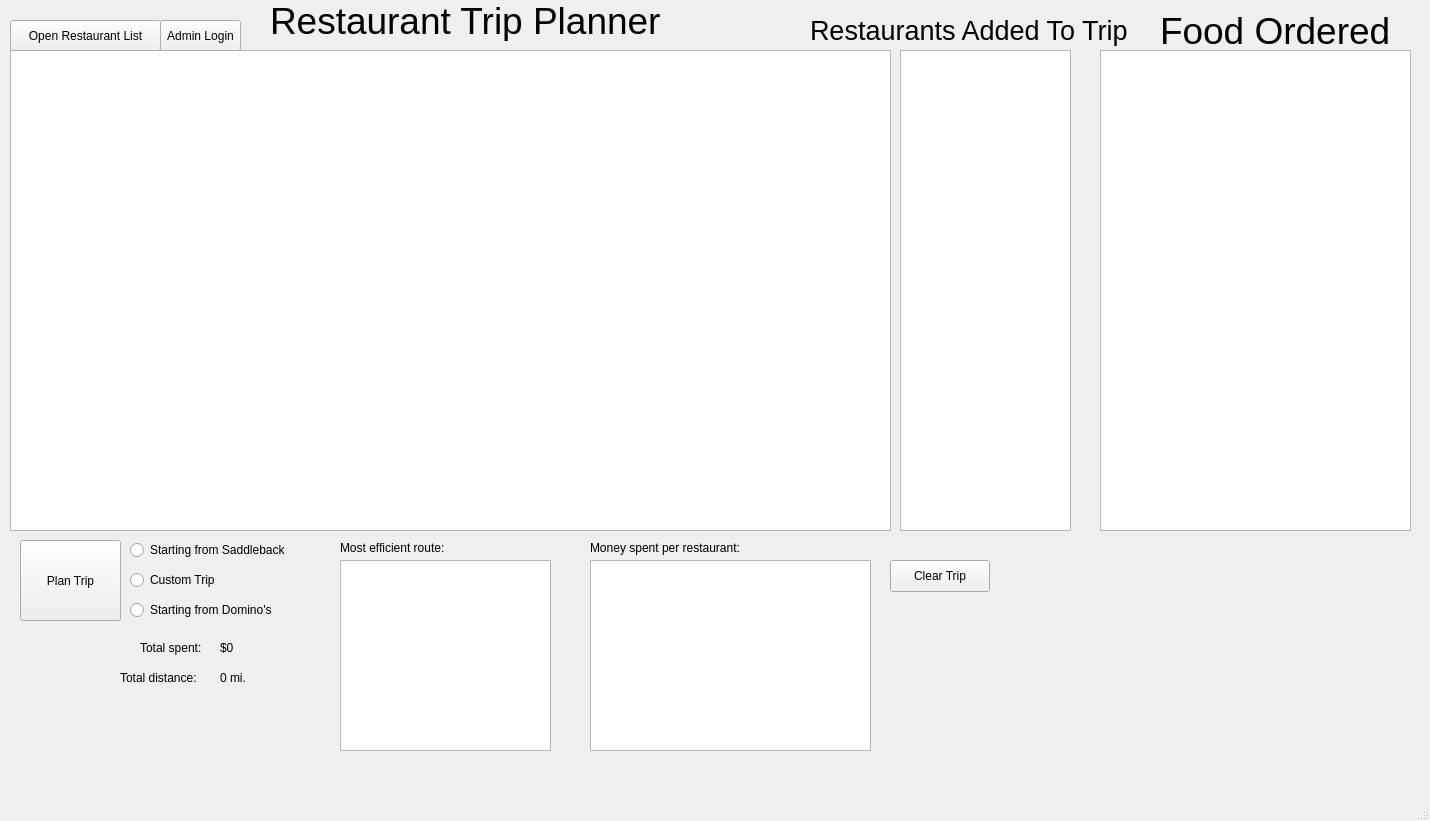
Old version of the form mainwindow.ui in the repository ismailperachaprogramming/Food-Fantasy.
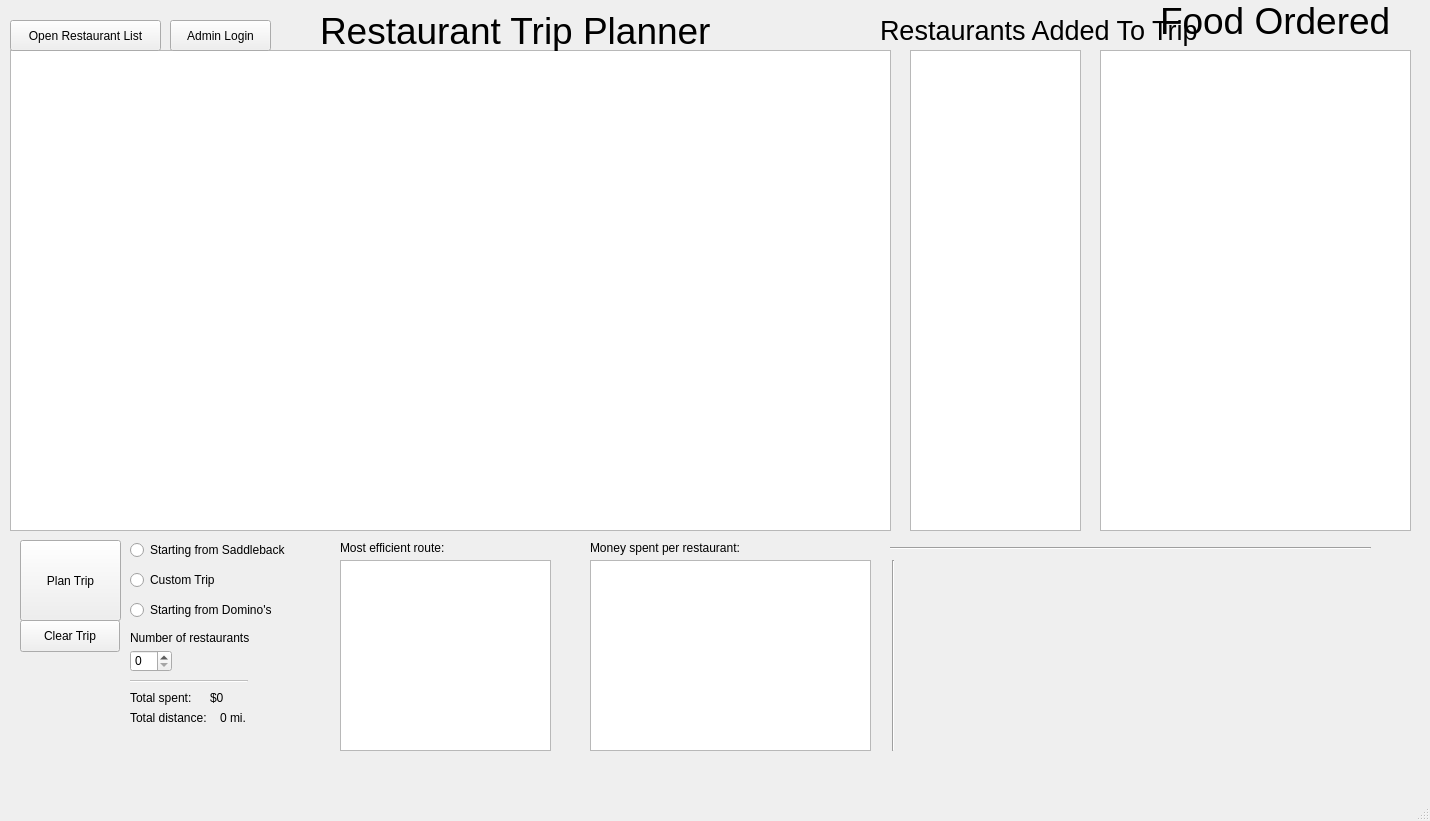
New version of the form.

Diff of the .ui file:
```diff
--- a/mainwindow.ui
+++ b/mainwindow.ui
@@ -79,7 +79,7 @@
    <widget class="QListWidget" name="customList">
     <property name="geometry">
      <rect>
-      <x>900</x>
+      <x>910</x>
       <y>50</y>
       <width>171</width>
       <height>481</height>
@@ -89,8 +89,8 @@
    <widget class="QLabel" name="totalLabel">
     <property name="geometry">
      <rect>
-      <x>270</x>
-      <y>0</y>
+      <x>320</x>
+      <y>10</y>
       <width>391</width>
       <height>41</height>
      </rect>
@@ -107,7 +107,7 @@
    <widget class="QLabel" name="customLabel">
     <property name="geometry">
      <rect>
-      <x>810</x>
+      <x>880</x>
       <y>10</y>
       <width>321</width>
       <height>41</height>
@@ -136,7 +136,7 @@
     <property name="geometry">
      <rect>
       <x>1160</x>
-      <y>10</y>
+      <y>0</y>
       <width>241</width>
       <height>41</height>
      </rect>
@@ -176,8 +176,8 @@
    <widget class="QLabel" name="label_2">
     <property name="geometry">
      <rect>
-      <x>140</x>
-      <y>640</y>
+      <x>130</x>
+      <y>690</y>
       <width>81</width>
       <height>16</height>
      </rect>
@@ -189,8 +189,8 @@
    <widget class="QLabel" name="totalSpentLabel">
     <property name="geometry">
      <rect>
-      <x>220</x>
-      <y>640</y>
+      <x>210</x>
+      <y>690</y>
       <width>58</width>
       <height>16</height>
      </rect>
@@ -225,8 +225,8 @@
    <widget class="QLabel" name="label_4">
     <property name="geometry">
      <rect>
-      <x>120</x>
-      <y>670</y>
+      <x>130</x>
+      <y>710</y>
       <width>91</width>
       <height>16</height>
      </rect>
@@ -239,7 +239,7 @@
     <property name="geometry">
      <rect>
       <x>220</x>
-      <y>670</y>
+      <y>710</y>
       <width>58</width>
       <height>16</height>
      </rect>
@@ -264,8 +264,8 @@
    <widget class="QPushButton" name="clearButton">
     <property name="geometry">
      <rect>
-      <x>890</x>
-      <y>560</y>
+      <x>20</x>
+      <y>620</y>
       <width>100</width>
       <height>32</height>
      </rect>
@@ -277,9 +277,9 @@
    <widget class="QPushButton" name="pushButton">
     <property name="geometry">
      <rect>
-      <x>160</x>
+      <x>170</x>
       <y>20</y>
-      <width>81</width>
+      <width>101</width>
       <height>31</height>
      </rect>
     </property>
@@ -287,6 +287,648 @@
      <string>Admin Login</string>
     </property>
    </widget>
+   <widget class="QSpinBox" name="numRestaurants">
+    <property name="geometry">
+     <rect>
+      <x>130</x>
+      <y>650</y>
+      <width>42</width>
+      <height>22</height>
+     </rect>
+    </property>
+    <property name="maximum">
+     <number>11</number>
+    </property>
+   </widget>
+   <widget class="QLabel" name="label_5">
+    <property name="geometry">
+     <rect>
+      <x>130</x>
+      <y>630</y>
+      <width>161</width>
+      <height>16</height>
+     </rect>
+    </property>
+    <property name="text">
+     <string>Number of restaurants</string>
+    </property>
+   </widget>
+   <widget class="Line" name="line">
+    <property name="geometry">
+     <rect>
+      <x>130</x>
+      <y>680</y>
+      <width>118</width>
+      <height>3</height>
+     </rect>
+    </property>
+    <property name="palette">
+     <palette>
+      <active>
+       <colorrole role="WindowText">
+        <brush brushstyle="SolidPattern">
+         <color alpha="216">
+          <red>0</red>
+          <green>0</green>
+          <blue>0</blue>
+         </color>
+        </brush>
+       </colorrole>
+       <colorrole role="Button">
+        <brush brushstyle="SolidPattern">
+         <color alpha="255">
+          <red>236</red>
+          <green>236</green>
+          <blue>236</blue>
+         </color>
+        </brush>
+       </colorrole>
+       <colorrole role="Light">
+        <brush brushstyle="SolidPattern">
+         <color alpha="255">
+          <red>255</red>
+          <green>255</green>
+          <blue>255</blue>
+         </color>
+        </brush>
+       </colorrole>
+       <colorrole role="Midlight">
+        <brush brushstyle="SolidPattern">
+         <color alpha="255">
+          <red>245</red>
+          <green>245</green>
+          <blue>245</blue>
+         </color>
+        </brush>
+       </colorrole>
+       <colorrole role="Dark">
+        <brush brushstyle="SolidPattern">
+         <color alpha="255">
+          <red>191</red>
+          <green>191</green>
+          <blue>191</blue>
+         </color>
+        </brush>
+       </colorrole>
+       <colorrole role="Mid">
+        <brush brushstyle="SolidPattern">
+         <color alpha="255">
+          <red>169</red>
+          <green>169</green>
+          <blue>169</blue>
+         </color>
+        </brush>
+       </colorrole>
+       <colorrole role="Text">
+        <brush brushstyle="SolidPattern">
+         <color alpha="216">
+          <red>0</red>
+          <green>0</green>
+          <blue>0</blue>
+         </color>
+        </brush>
+       </colorrole>
+       <colorrole role="BrightText">
+        <brush brushstyle="SolidPattern">
+         <color alpha="255">
+          <red>255</red>
+          <green>255</green>
+          <blue>255</blue>
+         </color>
+        </brush>
+       </colorrole>
+       <colorrole role="ButtonText">
+        <brush brushstyle="SolidPattern">
+         <color alpha="216">
+          <red>0</red>
+          <green>0</green>
+          <blue>0</blue>
+         </color>
+        </brush>
+       </colorrole>
+       <colorrole role="Base">
+        <brush brushstyle="SolidPattern">
+         <color alpha="255">
+          <red>255</red>
+          <green>255</green>
+          <blue>255</blue>
+         </color>
+        </brush>
+       </colorrole>
+       <colorrole role="Window">
+        <brush brushstyle="SolidPattern">
+         <color alpha="255">
+          <red>236</red>
+          <green>236</green>
+          <blue>236</blue>
+         </color>
+        </brush>
+       </colorrole>
+       <colorrole role="Shadow">
+        <brush brushstyle="SolidPattern">
+         <color alpha="255">
+          <red>0</red>
+          <green>0</green>
+          <blue>0</blue>
+         </color>
+        </brush>
+       </colorrole>
+       <colorrole role="Highlight">
+        <brush brushstyle="SolidPattern">
+         <color alpha="255">
+          <red>165</red>
+          <green>205</green>
+          <blue>255</blue>
+         </color>
+        </brush>
+       </colorrole>
+       <colorrole role="HighlightedText">
+        <brush brushstyle="SolidPattern">
+         <color alpha="216">
+          <red>0</red>
+          <green>0</green>
+          <blue>0</blue>
+         </color>
+        </brush>
+       </colorrole>
+       <colorrole role="Link">
+        <brush brushstyle="SolidPattern">
+         <color alpha="255">
+          <red>9</red>
+          <green>79</green>
+          <blue>209</blue>
+         </color>
+        </brush>
+       </colorrole>
+       <colorrole role="LinkVisited">
+        <brush brushstyle="SolidPattern">
+         <color alpha="255">
+          <red>255</red>
+          <green>0</green>
+          <blue>255</blue>
+         </color>
+        </brush>
+       </colorrole>
+       <colorrole role="AlternateBase">
+        <brush brushstyle="SolidPattern">
+         <color alpha="255">
+          <red>245</red>
+          <green>245</green>
+          <blue>245</blue>
+         </color>
+        </brush>
+       </colorrole>
+       <colorrole role="NoRole">
+        <brush brushstyle="SolidPattern">
+         <color alpha="255">
+          <red>0</red>
+          <green>0</green>
+          <blue>0</blue>
+         </color>
+        </brush>
+       </colorrole>
+       <colorrole role="ToolTipBase">
+        <brush brushstyle="SolidPattern">
+         <color alpha="255">
+          <red>255</red>
+          <green>255</green>
+          <blue>255</blue>
+         </color>
+        </brush>
+       </colorrole>
+       <colorrole role="ToolTipText">
+        <brush brushstyle="SolidPattern">
+         <color alpha="255">
+          <red>0</red>
+          <green>0</green>
+          <blue>0</blue>
+         </color>
+        </brush>
+       </colorrole>
+       <colorrole role="PlaceholderText">
+        <brush brushstyle="SolidPattern">
+         <color alpha="63">
+          <red>0</red>
+          <green>0</green>
+          <blue>0</blue>
+         </color>
+        </brush>
+       </colorrole>
+      </active>
+      <inactive>
+       <colorrole role="WindowText">
+        <brush brushstyle="SolidPattern">
+         <color alpha="216">
+          <red>0</red>
+          <green>0</green>
+          <blue>0</blue>
+         </color>
+        </brush>
+       </colorrole>
+       <colorrole role="Button">
+        <brush brushstyle="SolidPattern">
+         <color alpha="255">
+          <red>236</red>
+          <green>236</green>
+          <blue>236</blue>
+         </color>
+        </brush>
+       </colorrole>
+       <colorrole role="Light">
+        <brush brushstyle="SolidPattern">
+         <color alpha="255">
+          <red>255</red>
+          <green>255</green>
+          <blue>255</blue>
+         </color>
+        </brush>
+       </colorrole>
+       <colorrole role="Midlight">
+        <brush brushstyle="SolidPattern">
+         <color alpha="255">
+          <red>245</red>
+          <green>245</green>
+          <blue>245</blue>
+         </color>
+        </brush>
+       </colorrole>
+       <colorrole role="Dark">
+        <brush brushstyle="SolidPattern">
+         <color alpha="255">
+          <red>191</red>
+          <green>191</green>
+          <blue>191</blue>
+         </color>
+        </brush>
+       </colorrole>
+       <colorrole role="Mid">
+        <brush brushstyle="SolidPattern">
+         <color alpha="255">
+          <red>169</red>
+          <green>169</green>
+          <blue>169</blue>
+         </color>
+        </brush>
+       </colorrole>
+       <colorrole role="Text">
+        <brush brushstyle="SolidPattern">
+         <color alpha="216">
+          <red>0</red>
+          <green>0</green>
+          <blue>0</blue>
+         </color>
+        </brush>
+       </colorrole>
+       <colorrole role="BrightText">
+        <brush brushstyle="SolidPattern">
+         <color alpha="255">
+          <red>255</red>
+          <green>255</green>
+          <blue>255</blue>
+         </color>
+        </brush>
+       </colorrole>
+       <colorrole role="ButtonText">
+        <brush brushstyle="SolidPattern">
+         <color alpha="255">
+          <red>0</red>
+          <green>0</green>
+          <blue>0</blue>
+         </color>
+        </brush>
+       </colorrole>
+       <colorrole role="Base">
+        <brush brushstyle="SolidPattern">
+         <color alpha="255">
+          <red>255</red>
+          <green>255</green>
+          <blue>255</blue>
+         </color>
+        </brush>
+       </colorrole>
+       <colorrole role="Window">
+        <brush brushstyle="SolidPattern">
+         <color alpha="255">
+          <red>236</red>
+          <green>236</green>
+          <blue>236</blue>
+         </color>
+        </brush>
+       </colorrole>
+       <colorrole role="Shadow">
+        <brush brushstyle="SolidPattern">
+         <color alpha="255">
+          <red>0</red>
+          <green>0</green>
+          <blue>0</blue>
+         </color>
+        </brush>
+       </colorrole>
+       <colorrole role="Highlight">
+        <brush brushstyle="SolidPattern">
+         <color alpha="255">
+          <red>212</red>
+          <green>212</green>
+          <blue>212</blue>
+         </color>
+        </brush>
+       </colorrole>
+       <colorrole role="HighlightedText">
+        <brush brushstyle="SolidPattern">
+         <color alpha="216">
+          <red>0</red>
+          <green>0</green>
+          <blue>0</blue>
+         </color>
+        </brush>
+       </colorrole>
+       <colorrole role="Link">
+        <brush brushstyle="SolidPattern">
+         <color alpha="255">
+          <red>0</red>
+          <green>0</green>
+          <blue>255</blue>
+         </color>
+        </brush>
+       </colorrole>
+       <colorrole role="LinkVisited">
+        <brush brushstyle="SolidPattern">
+         <color alpha="255">
+          <red>255</red>
+          <green>0</green>
+          <blue>255</blue>
+         </color>
+        </brush>
+       </colorrole>
+       <colorrole role="AlternateBase">
+        <brush brushstyle="SolidPattern">
+         <color alpha="255">
+          <red>245</red>
+          <green>245</green>
+          <blue>245</blue>
+         </color>
+        </brush>
+       </colorrole>
+       <colorrole role="NoRole">
+        <brush brushstyle="NoBrush">
+         <color alpha="255">
+          <red>0</red>
+          <green>0</green>
+          <blue>0</blue>
+         </color>
+        </brush>
+       </colorrole>
+       <colorrole role="ToolTipBase">
+        <brush brushstyle="SolidPattern">
+         <color alpha="255">
+          <red>255</red>
+          <green>255</green>
+          <blue>255</blue>
+         </color>
+        </brush>
+       </colorrole>
+       <colorrole role="ToolTipText">
+        <brush brushstyle="SolidPattern">
+         <color alpha="255">
+          <red>0</red>
+          <green>0</green>
+          <blue>0</blue>
+         </color>
+        </brush>
+       </colorrole>
+       <colorrole role="PlaceholderText">
+        <brush brushstyle="SolidPattern">
+         <color alpha="63">
+          <red>0</red>
+          <green>0</green>
+          <blue>0</blue>
+         </color>
+        </brush>
+       </colorrole>
+      </inactive>
+      <disabled>
+       <colorrole role="WindowText">
+        <brush brushstyle="SolidPattern">
+         <color alpha="63">
+          <red>0</red>
+          <green>0</green>
+          <blue>0</blue>
+         </color>
+        </brush>
+       </colorrole>
+       <colorrole role="Button">
+        <brush brushstyle="SolidPattern">
+         <color alpha="255">
+          <red>236</red>
+          <green>236</green>
+          <blue>236</blue>
+         </color>
+        </brush>
+       </colorrole>
+       <colorrole role="Light">
+        <brush brushstyle="SolidPattern">
+         <color alpha="255">
+          <red>255</red>
+          <green>255</green>
+          <blue>255</blue>
+         </color>
+        </brush>
+       </colorrole>
+       <colorrole role="Midlight">
+        <brush brushstyle="SolidPattern">
+         <color alpha="255">
+          <red>245</red>
+          <green>245</green>
+          <blue>245</blue>
+         </color>
+        </brush>
+       </colorrole>
+       <colorrole role="Dark">
+        <brush brushstyle="SolidPattern">
+         <color alpha="255">
+          <red>191</red>
+          <green>191</green>
+          <blue>191</blue>
+         </color>
+        </brush>
+       </colorrole>
+       <colorrole role="Mid">
+        <brush brushstyle="SolidPattern">
+         <color alpha="255">
+          <red>169</red>
+          <green>169</green>
+          <blue>169</blue>
+         </color>
+        </brush>
+       </colorrole>
+       <colorrole role="Text">
+        <brush brushstyle="SolidPattern">
+         <color alpha="63">
+          <red>0</red>
+          <green>0</green>
+          <blue>0</blue>
+         </color>
+        </brush>
+       </colorrole>
+       <colorrole role="BrightText">
+        <brush brushstyle="SolidPattern">
+         <color alpha="255">
+          <red>255</red>
+          <green>255</green>
+          <blue>255</blue>
+         </color>
+        </brush>
+       </colorrole>
+       <colorrole role="ButtonText">
+        <brush brushstyle="SolidPattern">
+         <color alpha="63">
+          <red>0</red>
+          <green>0</green>
+          <blue>0</blue>
+         </color>
+        </brush>
+       </colorrole>
+       <colorrole role="Base">
+        <brush brushstyle="SolidPattern">
+         <color alpha="255">
+          <red>236</red>
+          <green>236</green>
+          <blue>236</blue>
+         </color>
+        </brush>
+       </colorrole>
+       <colorrole role="Window">
+        <brush brushstyle="SolidPattern">
+         <color alpha="255">
+          <red>236</red>
+          <green>236</green>
+          <blue>236</blue>
+         </color>
+        </brush>
+       </colorrole>
+       <colorrole role="Shadow">
+        <brush brushstyle="SolidPattern">
+         <color alpha="255">
+          <red>0</red>
+          <green>0</green>
+          <blue>0</blue>
+         </color>
+        </brush>
+       </colorrole>
+       <colorrole role="Highlight">
+        <brush brushstyle="SolidPattern">
+         <color alpha="255">
+          <red>212</red>
+          <green>212</green>
+          <blue>212</blue>
+         </color>
+        </brush>
+       </colorrole>
+       <colorrole role="HighlightedText">
+        <brush brushstyle="SolidPattern">
+         <color alpha="63">
+          <red>0</red>
+          <green>0</green>
+          <blue>0</blue>
+         </color>
+        </brush>
+       </colorrole>
+       <colorrole role="Link">
+        <brush brushstyle="SolidPattern">
+         <color alpha="255">
+          <red>0</red>
+          <green>0</green>
+          <blue>255</blue>
+         </color>
+        </brush>
+       </colorrole>
+       <colorrole role="LinkVisited">
+        <brush brushstyle="SolidPattern">
+         <color alpha="255">
+          <red>255</red>
+          <green>0</green>
+          <blue>255</blue>
+         </color>
+        </brush>
+       </colorrole>
+       <colorrole role="AlternateBase">
+        <brush brushstyle="SolidPattern">
+         <color alpha="255">
+          <red>245</red>
+          <green>245</green>
+          <blue>245</blue>
+         </color>
+        </brush>
+       </colorrole>
+       <colorrole role="NoRole">
+        <brush brushstyle="NoBrush">
+         <color alpha="255">
+          <red>0</red>
+          <green>0</green>
+          <blue>0</blue>
+         </color>
+        </brush>
+       </colorrole>
+       <colorrole role="ToolTipBase">
+        <brush brushstyle="SolidPattern">
+         <color alpha="255">
+          <red>255</red>
+          <green>255</green>
+          <blue>255</blue>
+         </color>
+        </brush>
+       </colorrole>
+       <colorrole role="ToolTipText">
+        <brush brushstyle="SolidPattern">
+         <color alpha="255">
+          <red>0</red>
+          <green>0</green>
+          <blue>0</blue>
+         </color>
+        </brush>
+       </colorrole>
+       <colorrole role="PlaceholderText">
+        <brush brushstyle="SolidPattern">
+         <color alpha="63">
+          <red>0</red>
+          <green>0</green>
+          <blue>0</blue>
+         </color>
+        </brush>
+       </colorrole>
+      </disabled>
+     </palette>
+    </property>
+    <property name="orientation">
+     <enum>Qt::Horizontal</enum>
+    </property>
+   </widget>
+   <widget class="Line" name="line_2">
+    <property name="geometry">
+     <rect>
+      <x>883</x>
+      <y>560</y>
+      <width>20</width>
+      <height>191</height>
+     </rect>
+    </property>
+    <property name="orientation">
+     <enum>Qt::Vertical</enum>
+    </property>
+   </widget>
+   <widget class="Line" name="line_3">
+    <property name="geometry">
+     <rect>
+      <x>890</x>
+      <y>540</y>
+      <width>481</width>
+      <height>16</height>
+     </rect>
+    </property>
+    <property name="orientation">
+     <enum>Qt::Horizontal</enum>
+    </property>
+   </widget>
   </widget>
   <widget class="QMenuBar" name="menubar">
    <property name="geometry">
```
Left out of the diff: 2 changed lines with no effect on the pictures.
